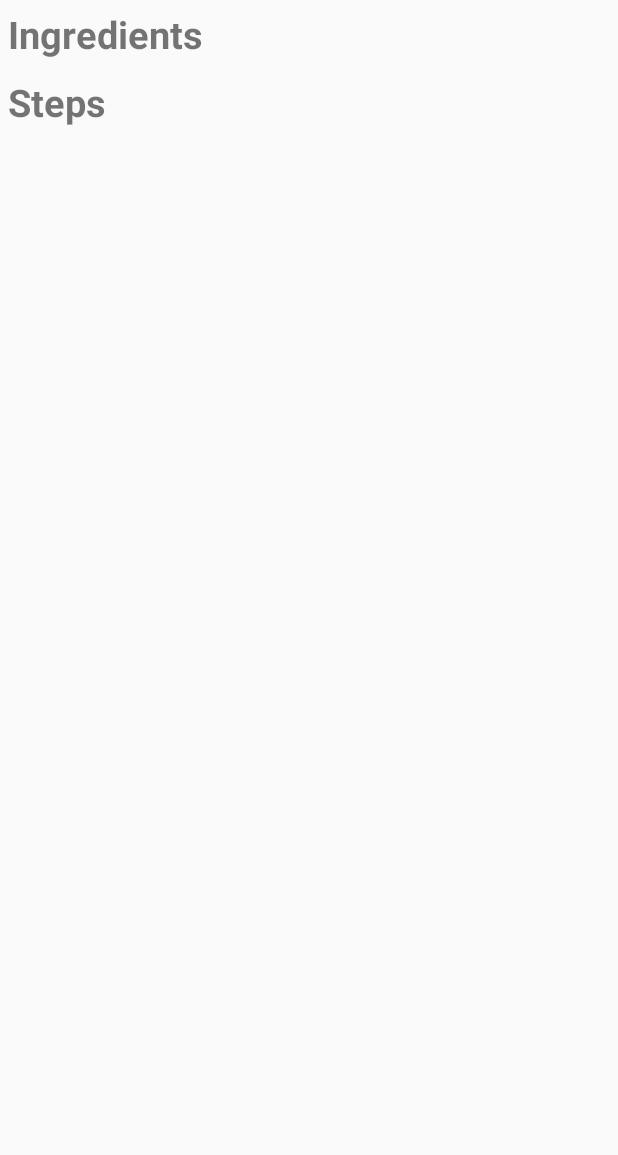
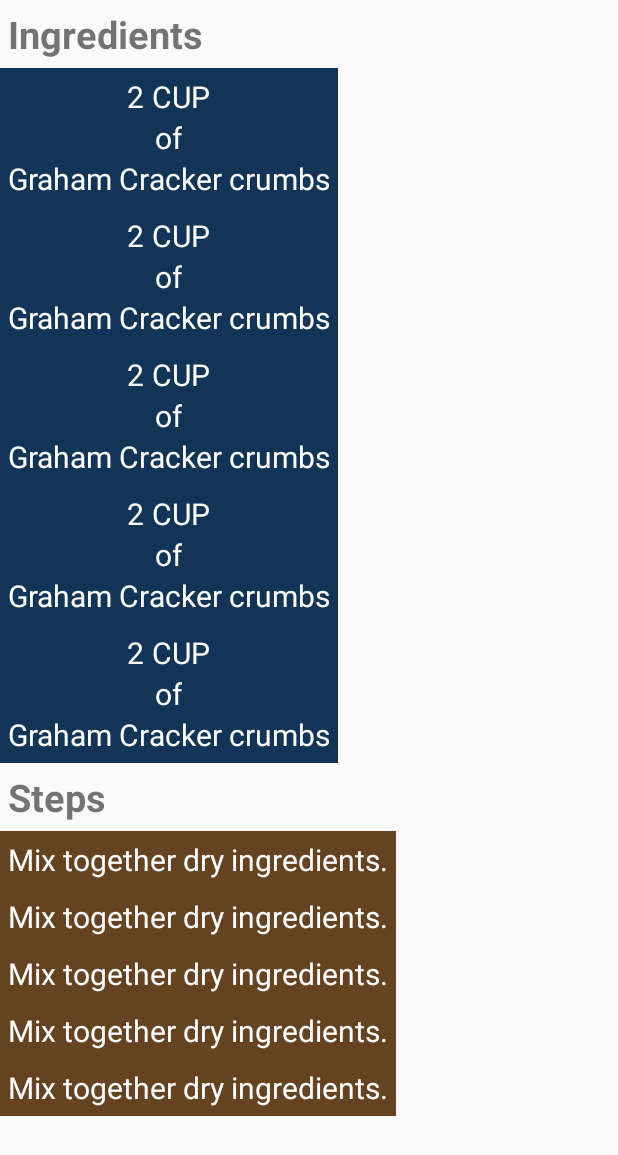
Before and after one commit to mtanduong/Baking-App, an Android app: the layout recipe_master_fragment.xml on its own in the app's theme, with its tools: preview values and no code run, on a phone screen of 412 x 824 dp. Shown: the top 1155 px of the screen. Run offline under Robolectric (Android 15) with nearby library versions, the phone set to English and light mode, and no system bars.

Commit message:
Stylized step_list_item layout for step recyclerview Added parent id's to ingredient and recipe list items

```diff
--- a/app/src/main/res/layout/ingredient_list_item.xml
+++ b/app/src/main/res/layout/ingredient_list_item.xml
@@ -1,9 +1,11 @@
 <?xml version="1.0" encoding="utf-8"?>
 <RelativeLayout
+    android:id="@+id/ingredient_parent_layout"
     xmlns:android="http://schemas.android.com/apk/res/android"
     android:layout_width="wrap_content"
     android:layout_height="wrap_content"
     android:background="#123456"
+    android:padding="5dp"
     xmlns:tools="http://schemas.android.com/tools">
 
     <LinearLayout
--- a/app/src/main/res/layout/recipe_list_item.xml
+++ b/app/src/main/res/layout/recipe_list_item.xml
@@ -1,5 +1,6 @@
 <?xml version="1.0" encoding="utf-8"?>
 <RelativeLayout
+    android:id="@+id/recipe_parent_layout"
     xmlns:android="http://schemas.android.com/apk/res/android"
     android:layout_width="match_parent"
     android:layout_height="match_parent"
--- a/app/src/main/res/layout/recipe_master_fragment.xml
+++ b/app/src/main/res/layout/recipe_master_fragment.xml
@@ -21,8 +21,8 @@
         android:layout_width="match_parent"
         android:layout_height="wrap_content"
         android:layout_below="@id/ingredient_textview"
-        tools:listitem=""
-        />
+        tools:itemCount="5"
+        tools:listitem="@layout/ingredient_list_item" />
 
     <TextView
         android:layout_width="wrap_content"
@@ -38,7 +38,8 @@
         android:id="@+id/step_recyclerview"
         android:layout_width="match_parent"
         android:layout_height="wrap_content"
-        tools:listitem=""
+        tools:itemCount="5"
+        tools:listitem="@layout/step_list_item"
         />
 
 </LinearLayout>
--- a/app/src/main/res/layout/step_list_item.xml
+++ b/app/src/main/res/layout/step_list_item.xml
@@ -1,7 +1,19 @@
 <?xml version="1.0" encoding="utf-8"?>
 <RelativeLayout
+    android:id="@+id/step_parent_layout"
     xmlns:android="http://schemas.android.com/apk/res/android"
-    android:layout_width="match_parent"
-    android:layout_height="match_parent">
+    android:layout_width="wrap_content"
+    android:layout_height="wrap_content"
+    android:background="#654321"
+    android:padding="5dp"
+    xmlns:tools="http://schemas.android.com/tools">
+
+    <TextView
+        android:id="@+id/step_list_item"
+        android:layout_width="wrap_content"
+        android:layout_height="wrap_content"
+        android:textSize="20sp"
+        android:textColor="#FFF"
+        tools:text="Mix together dry ingredients."/>
 
 </RelativeLayout>
```
